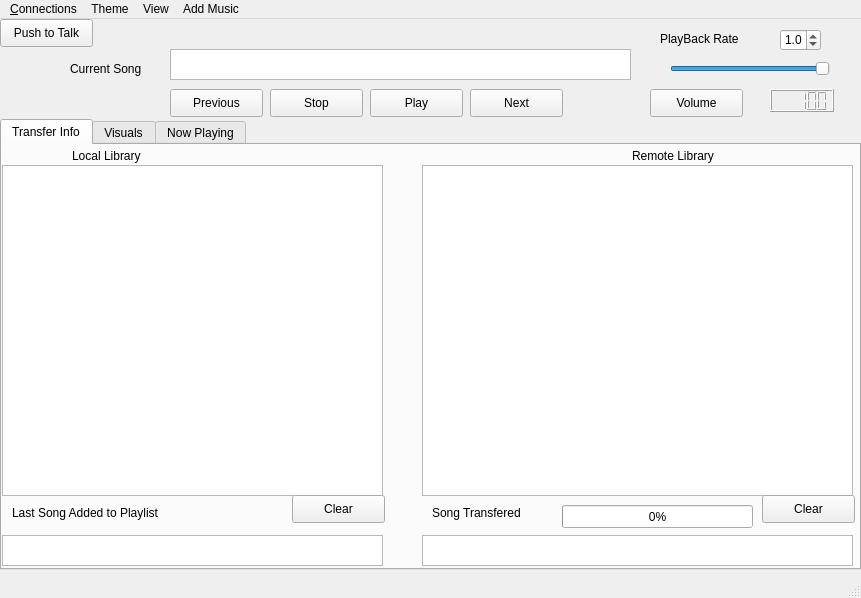
Qt form mainwindow.ui (tnightingale/COMMAudio) before a commit.
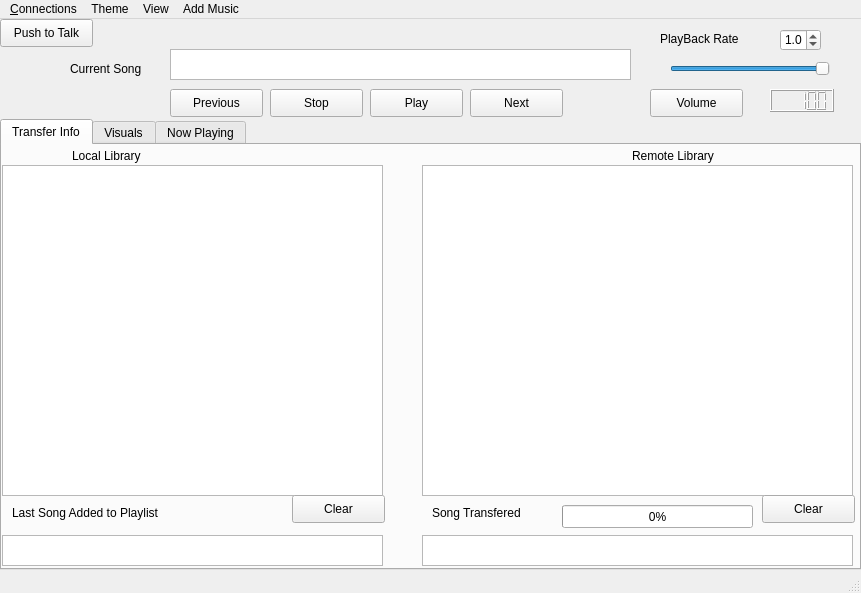
The same form after that commit.

Diff of the .ui file:
```diff
--- a/mainwindow.ui
+++ b/mainwindow.ui
@@ -7,7 +7,7 @@
     <x>0</x>
     <y>0</y>
     <width>861</width>
-    <height>598</height>
+    <height>593</height>
    </rect>
   </property>
   <property name="windowTitle">
```
Left out of the diff: 23 changed lines with no effect on the pictures.
